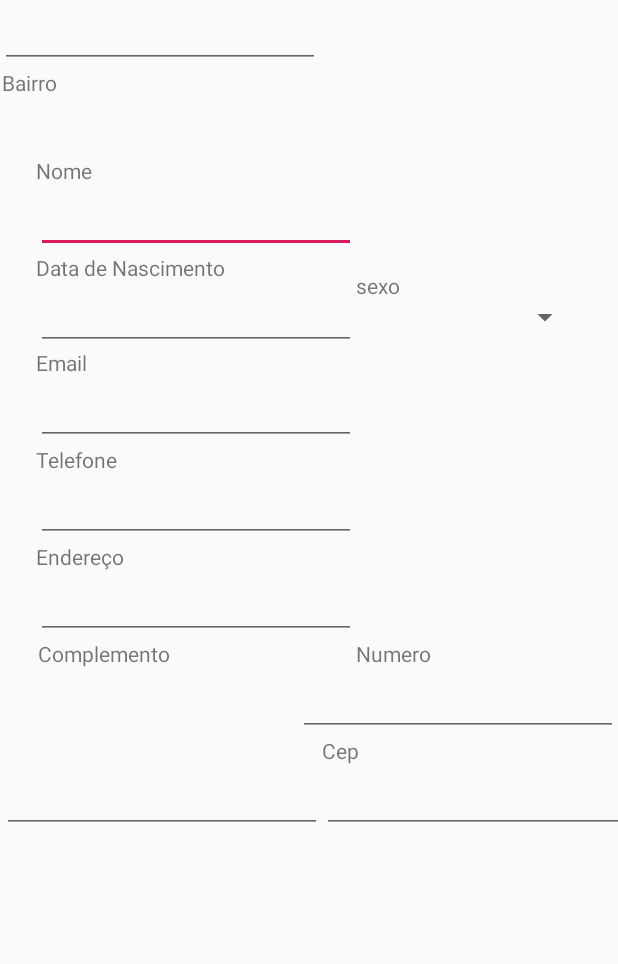
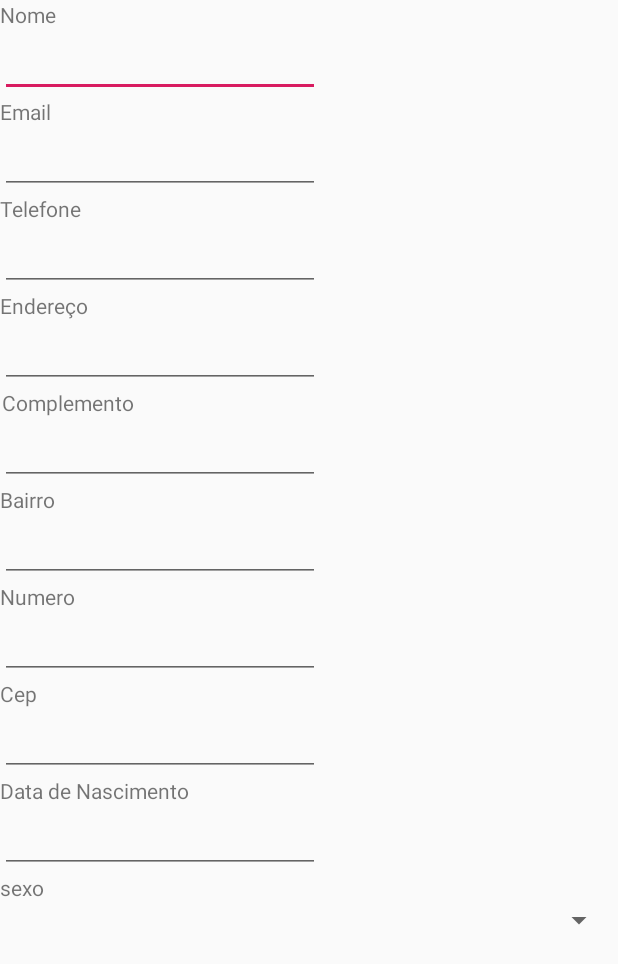
Before and after one commit to luan-vilela/AppSaude, an Android app: the layout activity_configuracao.xml on its own in the app's theme, with its tools: preview values and no code run, on a phone screen of 412 x 824 dp. Shown: the top 964 px of the screen. Run offline under Robolectric (Android 15) with nearby library versions, the phone set to English and light mode, and no system bars.

Commit message:
foi inserido LinearLayout no configuração

```diff
--- a/app/src/main/res/layout/activity_configuracao.xml
+++ b/app/src/main/res/layout/activity_configuracao.xml
@@ -6,14 +6,15 @@
     android:layout_height="match_parent"
     tools:context=".Configuracao">
 
+    <LinearLayout
+        android:layout_width="410dp"
+        android:layout_height="637dp"
+        android:orientation="vertical">
 
         <TextView
             android:id="@+id/textView"
             android:layout_width="wrap_content"
             android:layout_height="wrap_content"
-        android:layout_marginStart="24dp"
-        android:layout_marginLeft="24dp"
-        android:layout_marginTop="104dp"
             android:text="Nome"
             app:layout_constraintStart_toStartOf="parent"
             app:layout_constraintTop_toTopOf="parent" />
@@ -28,30 +29,12 @@
             app:layout_constraintTop_toBottomOf="@+id/textView" />
 
         <TextView
-        android:id="@+id/textView3"
-        android:layout_width="wrap_content"
-        android:layout_height="wrap_content"
-        android:text="Data de Nascimento"
-        app:layout_constraintStart_toStartOf="@+id/btnNome"
-        app:layout_constraintTop_toBottomOf="@+id/btnNome" />
-
-    <TextView
             android:id="@+id/textView5"
             android:layout_width="wrap_content"
             android:layout_height="wrap_content"
-        android:layout_marginTop="44dp"
             android:text="Email"
             app:layout_constraintStart_toStartOf="@+id/editText4"
             app:layout_constraintTop_toTopOf="@+id/editText4" />
-
-    <EditText
-        android:id="@+id/editText4"
-        android:layout_width="wrap_content"
-        android:layout_height="wrap_content"
-        android:ems="10"
-        android:inputType="date"
-        app:layout_constraintStart_toStartOf="@+id/textView3"
-        app:layout_constraintTop_toBottomOf="@+id/textView3" />
 
         <EditText
             android:id="@+id/editText5"
@@ -107,56 +90,20 @@
             app:layout_constraintTop_toBottomOf="@+id/editText7" />
 
         <EditText
-        android:id="@+id/btnComplemento"
+            android:id="@+id/editText10"
             android:layout_width="wrap_content"
             android:layout_height="wrap_content"
             android:ems="10"
             android:inputType="textPersonName"
-        tools:layout_editor_absoluteX="24dp"
-        tools:layout_editor_absoluteY="442dp" />
+            app:layout_constraintStart_toStartOf="parent"
+            app:layout_constraintTop_toBottomOf="@+id/textView8" />
 
         <TextView
             android:id="@+id/textView9"
             android:layout_width="wrap_content"
             android:layout_height="wrap_content"
-        android:layout_marginStart="1dp"
-        android:layout_marginLeft="1dp"
             android:text="Bairro"
-        app:layout_constraintStart_toStartOf="@+id/btnComplemento"
-        app:layout_constraintTop_toBottomOf="@+id/btnComplemento" />
-
-    <EditText
-        android:id="@+id/editText9"
-        android:layout_width="wrap_content"
-        android:layout_height="wrap_content"
-        android:ems="10"
-        android:inputType="textPersonName"
-        app:layout_constraintBaseline_toBaselineOf="@+id/editText11"
-        app:layout_constraintStart_toStartOf="@+id/textView9" />
-
-    <TextView
-        android:id="@+id/textView10"
-        android:layout_width="wrap_content"
-        android:layout_height="wrap_content"
-        android:text="Numero"
-        app:layout_constraintStart_toEndOf="@+id/editText7"
-        app:layout_constraintTop_toBottomOf="@+id/editText7" />
-
-    <EditText
-        android:id="@+id/editText10"
-        android:layout_width="wrap_content"
-        android:layout_height="wrap_content"
-        android:ems="10"
-        android:inputType="textPersonName"
-        app:layout_constraintEnd_toEndOf="parent"
-        app:layout_constraintTop_toBottomOf="@+id/textView10" />
-
-    <TextView
-        android:id="@+id/textView11"
-        android:layout_width="wrap_content"
-        android:layout_height="wrap_content"
-        android:text="Cep"
-        app:layout_constraintStart_toEndOf="@+id/editText9"
+            app:layout_constraintStart_toStartOf="@+id/editText10"
             app:layout_constraintTop_toBottomOf="@+id/editText10" />
 
         <EditText
@@ -165,27 +112,70 @@
             android:layout_height="wrap_content"
             android:ems="10"
             android:inputType="textPersonName"
-        app:layout_constraintStart_toEndOf="@+id/editText9"
-        app:layout_constraintTop_toBottomOf="@+id/textView11" />
+            app:layout_constraintBottom_toBottomOf="parent"
+            app:layout_constraintStart_toStartOf="@+id/textView11" />
 
-    <Spinner
-        android:id="@+id/generos"
-        android:layout_width="133dp"
-        android:layout_height="19dp"
-        android:layout_marginEnd="8dp"
-        android:layout_marginRight="8dp"
-        app:layout_constraintBottom_toBottomOf="@+id/editText4"
-        app:layout_constraintEnd_toEndOf="parent"
-        app:layout_constraintStart_toEndOf="@+id/editText4"
-        app:layout_constraintTop_toTopOf="@+id/editText4" />
+        <TextView
+            android:id="@+id/textView10"
+            android:layout_width="wrap_content"
+            android:layout_height="wrap_content"
+            android:text="Numero"
+            app:layout_constraintStart_toStartOf="parent" />
+
+        <EditText
+            android:id="@+id/editText12"
+            android:layout_width="wrap_content"
+            android:layout_height="wrap_content"
+            android:ems="10"
+            android:inputType="textPersonName" />
+
+        <TextView
+            android:id="@+id/textView11"
+            android:layout_width="wrap_content"
+            android:layout_height="wrap_content"
+            android:text="Cep"
+            app:layout_constraintBottom_toTopOf="@+id/editText11"
+            app:layout_constraintStart_toStartOf="parent" />
+
+        <EditText
+            android:id="@+id/editText13"
+            android:layout_width="wrap_content"
+            android:layout_height="wrap_content"
+            android:ems="10"
+            android:inputType="textPersonName" />
+
+        <TextView
+            android:id="@+id/textView3"
+            android:layout_width="wrap_content"
+            android:layout_height="wrap_content"
+            android:text="Data de Nascimento"
+            app:layout_constraintStart_toStartOf="@+id/btnNome"
+            app:layout_constraintTop_toBottomOf="@+id/btnNome" />
+
+        <EditText
+            android:id="@+id/editText4"
+            android:layout_width="wrap_content"
+            android:layout_height="wrap_content"
+            android:ems="10"
+            android:inputType="date"
+            app:layout_constraintEnd_toStartOf="@+id/generos"
+            app:layout_constraintStart_toStartOf="parent"
+            app:layout_constraintTop_toBottomOf="@+id/textView3" />
 
         <TextView
             android:id="@+id/textView13"
             android:layout_width="wrap_content"
             android:layout_height="wrap_content"
-        android:layout_marginBottom="1dp"
             android:text="sexo"
-        app:layout_constraintBottom_toTopOf="@+id/generos"
-        app:layout_constraintStart_toEndOf="@+id/editText4" />
+            app:layout_constraintStart_toStartOf="@+id/generos"
+            app:layout_constraintTop_toBottomOf="@+id/btnNome" />
+
+        <Spinner
+            android:id="@+id/generos"
+            android:layout_width="match_parent"
+            android:layout_height="wrap_content" />
+
+    </LinearLayout>
+
 
 </android.support.constraint.ConstraintLayout>
```
Lines whose indentation alone changed are shown as unchanged.
